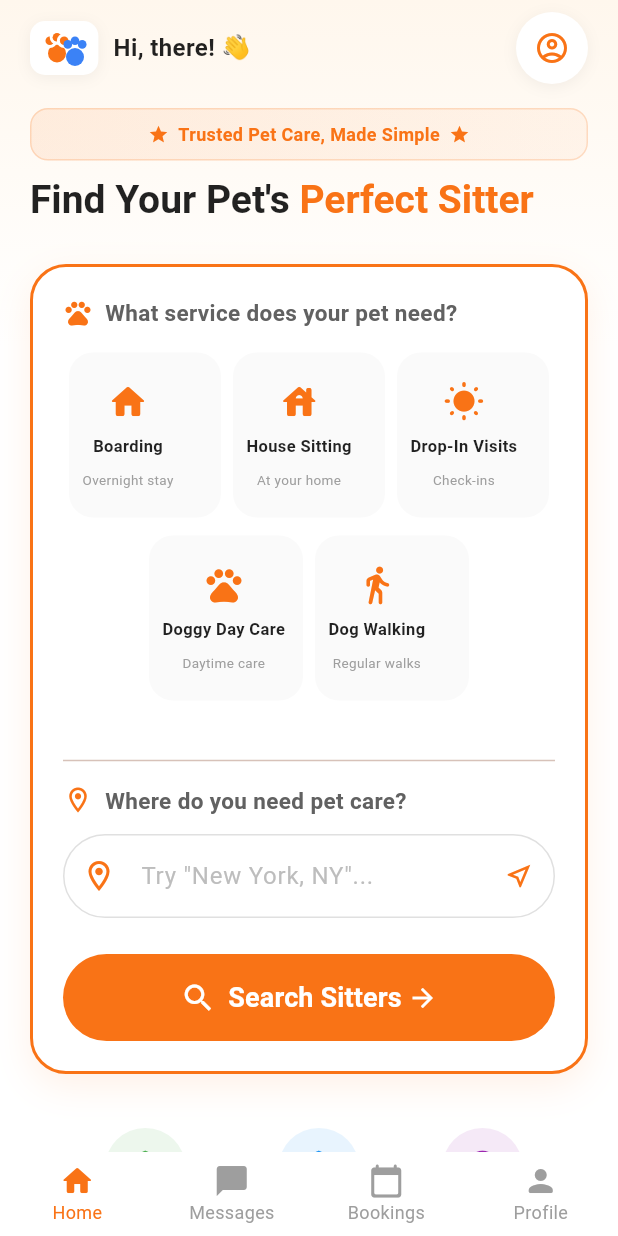
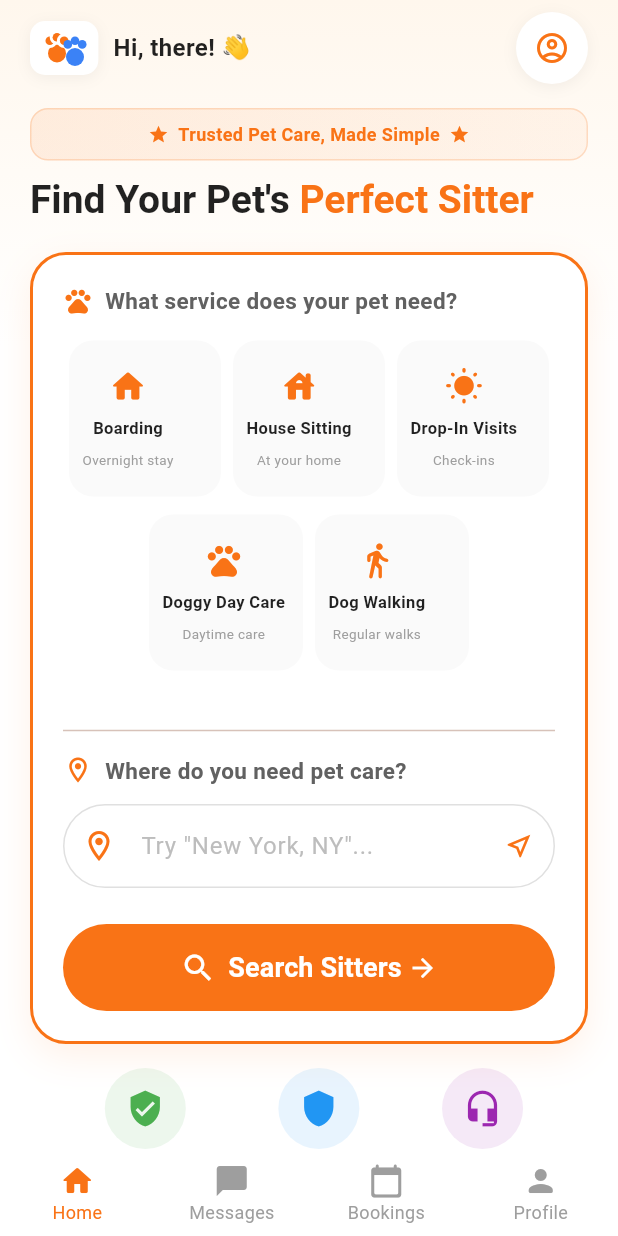
Before and after one commit to clementanto87/Pet-DoublePaws, a Flutter app: the HomeScreen screen opened by its route, on a phone screen of 412 x 824 dp. Run offline on Flutter 3.47's test engine with Material 3 defaults, Android fonts, the phone set to English and light mode, and no system bars; our stand-ins replace geocoding, go_router, google_sign_in, image_picker, shared_preferences; accounts and stored records are empty; network calls fail.

Commit message:
feat: integrate search, booking, and fix UI overflows in flutter app

```diff
--- a/flutter_mobile/lib/screens/home_screen.dart
+++ b/flutter_mobile/lib/screens/home_screen.dart
@@ -108,6 +108,9 @@ class _HomeScreenState extends State<HomeScreen> with SingleTickerProviderStateM
   Widget build(BuildContext context) {
     final user = Provider.of<AuthProvider>(context).user;
     final firstName = user?['firstName'] ?? 'there';
+    final media = MediaQuery.of(context);
+    // Compact mode keeps the search box + CTA visible on smaller devices without scrolling.
+    final isCompact = media.size.height < 760;
 
     return Scaffold(
       body: Container(
@@ -128,46 +131,41 @@ class _HomeScreenState extends State<HomeScreen> with SingleTickerProviderStateM
             opacity: _fadeAnimation,
             child: SlideTransition(
               position: _slideAnimation,
-              child: SingleChildScrollView(
-                physics: const BouncingScrollPhysics(),
-                child: Column(
+                child: ListView(
+                  physics: const BouncingScrollPhysics(),
                   children: [
-                    // Enhanced Header
+                    // Enhanced Header (always visible)
                     _buildHeader(context, firstName),
 
-                    const SizedBox(height: 8),
+                    SizedBox(height: isCompact ? 6 : 8),
 
-                    // Main Content
+                    // Content: headline + search
                     Padding(
                       padding: const EdgeInsets.symmetric(horizontal: 20.0),
                       child: Column(
                         crossAxisAlignment: CrossAxisAlignment.start,
                         children: [
-                          // Welcome Message
                           _buildWelcomeSection(firstName),
+                          SizedBox(height: isCompact ? 14 : 20),
+                          _buildSearchBox(compact: isCompact),
+                        ],
+                      ),
+                    ),
 
+                    // Scrollable extras (Trust + Features)
+                    Padding(
+                      padding: const EdgeInsets.fromLTRB(20, 16, 20, 24),
+                      child: Column(
+                        children: [
+                          _buildTrustSection(),
                           const SizedBox(height: 28),
-
-                          // Unified Search Box
-                          _buildSearchBox(),
-
-                          const SizedBox(height: 36),
-
-                          // Trust Badges Section
-                          _buildTrustSection(),
-
-                          const SizedBox(height: 32),
-
-                          // Quick Stats or Features
                           _buildFeaturesSection(),
-
                           const SizedBox(height: 40),
                         ],
                       ),
                     ),
                   ],
                 ),
-              ),
             ),
           ),
         ),
@@ -178,10 +176,10 @@ class _HomeScreenState extends State<HomeScreen> with SingleTickerProviderStateM
 
 
 
-  Widget _buildSearchBox() {
+  Widget _buildSearchBox({required bool compact}) {
     return Container(
       width: double.infinity,
-      padding: const EdgeInsets.all(20),
+      padding: EdgeInsets.all(compact ? 16 : 20),
       decoration: BoxDecoration(
         color: Colors.white,
         borderRadius: BorderRadius.circular(24),
@@ -212,22 +210,22 @@ class _HomeScreenState extends State<HomeScreen> with SingleTickerProviderStateM
               Text(
                 'What service does your pet need?',
                 style: TextStyle(
-                  fontSize: 15,
+                  fontSize: compact ? 14 : 15,
                   fontWeight: FontWeight.bold,
                   color: Colors.grey.shade700,
                 ),
               ),
             ],
           ),
-          const SizedBox(height: 16),
+          SizedBox(height: compact ? 12 : 16),
 
-          // Services Grid (3 then 2)
-          _buildServicesGrid(),
+          // Services (compact uses horizontal list to save vertical space)
+          compact ? _buildServiceList() : _buildServicesGrid(compact: compact),
 
-          const SizedBox(height: 24),
+          SizedBox(height: compact ? 16 : 24),
 
           // Location Section Divider / Header
-          const Divider(height: 32),
+          Divider(height: compact ? 24 : 32),
            Row(
             children: [
               const Icon(
@@ -239,14 +237,14 @@ class _HomeScreenState extends State<HomeScreen> with SingleTickerProviderStateM
               Text(
                 'Where do you need pet care?',
                 style: TextStyle(
-                  fontSize: 15,
+                  fontSize: compact ? 14 : 15,
                   fontWeight: FontWeight.bold,
                   color: Colors.grey.shade700,
                 ),
               ),
             ],
           ),
-          const SizedBox(height: 12),
+          SizedBox(height: compact ? 10 : 12),
 
           // Location Input with Autocomplete
           LocationAutocomplete(
@@ -277,7 +275,7 @@ class _HomeScreenState extends State<HomeScreen> with SingleTickerProviderStateM
             },
           ),
 
-          const SizedBox(height: 24),
+          SizedBox(height: compact ? 16 : 24),
 
           // Search Button (Full Width)
           SizedBox(
@@ -287,7 +285,7 @@ class _HomeScreenState extends State<HomeScreen> with SingleTickerProviderStateM
               style: ElevatedButton.styleFrom(
                 backgroundColor: const Color(0xFFF97316),
                 foregroundColor: Colors.white,
-                padding: const EdgeInsets.symmetric(vertical: 16),
+                padding: EdgeInsets.symmetric(vertical: compact ? 14 : 16),
                 shape: RoundedRectangleBorder(
                   borderRadius: BorderRadius.circular(30),
                 ),
@@ -325,7 +323,7 @@ class _HomeScreenState extends State<HomeScreen> with SingleTickerProviderStateM
     );
   }
 
-  Widget _buildServicesGrid() {
+  Widget _buildServicesGrid({required bool compact}) {
     final services = [
       {
         'id': 'boarding',
@@ -373,7 +371,7 @@ class _HomeScreenState extends State<HomeScreen> with SingleTickerProviderStateM
             ),
           )).toList(),
         ),
-        const SizedBox(height: 12),
+        SizedBox(height: compact ? 10 : 12),
         Row(
           mainAxisAlignment: MainAxisAlignment.center,
           children: secondRow.map((s) => SizedBox(
@@ -398,7 +396,7 @@ class _HomeScreenState extends State<HomeScreen> with SingleTickerProviderStateM
       },
       child: AnimatedContainer(
         duration: const Duration(milliseconds: 200),
-        height: 110, // Fixed height for consistency
+        height: 104, // Slightly shorter to reduce vertical footprint
         padding: const EdgeInsets.all(8),
         decoration: BoxDecoration(
           color: isSelected ? const Color(0xFFF97316) : Colors.grey.shade50,
@@ -424,7 +422,7 @@ class _HomeScreenState extends State<HomeScreen> with SingleTickerProviderStateM
               children: [
                 Icon(
                   service['icon'] as IconData,
-                  size: 28,
+                  size: 26,
                   color: isSelected ? Colors.white : const Color(0xFFF97316),
                 ),
                 Flexible(
--- a/flutter_mobile/lib/services/api_service.dart
+++ b/flutter_mobile/lib/services/api_service.dart
@@ -141,7 +141,7 @@ class ApiService {
         headers: _headers,
         body: jsonEncode({
           if (location != null) 'location': location,
-          if (service != null) 'service': service,
+          if (service != null) 'serviceType': service,
           if (latitude != null) 'latitude': latitude,
           if (longitude != null) 'longitude': longitude,
         }),
@@ -149,7 +149,7 @@ class ApiService {
 
       if (response.statusCode == 200) {
         final data = jsonDecode(response.body);
-        return data['sitters'] ?? [];
+        return List<dynamic>.from(data);
       } else {
         return [];
       }
@@ -168,7 +168,7 @@ class ApiService {
 
       if (response.statusCode == 200) {
         final data = jsonDecode(response.body);
-        return data['bookings'] ?? [];
+        return List<dynamic>.from(data);
       } else {
         return [];
       }
```
Also changed, not shown: flutter_mobile/lib/screens/booking_process_screen.dart (+20 -4 lines), flutter_mobile/lib/screens/bookings_screen.dart (+26 -11 lines), flutter_mobile/lib/screens/search_screen.dart (+15 -47 lines), flutter_mobile/lib/widgets/sitter_result_card.dart (+52 -7 lines).
